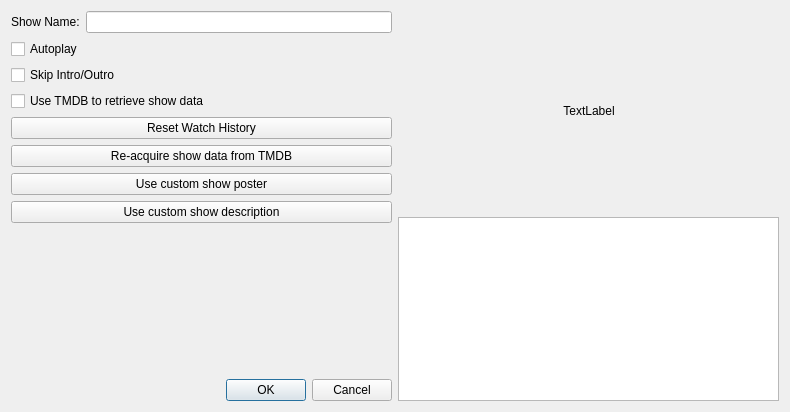
The window that Operations-Features/videoplayer/showsplayer/vp_shows_settings_dialog.ui (therealMaPMaKeR/MMDiary) describes before a commit, drawn with Qt 5.
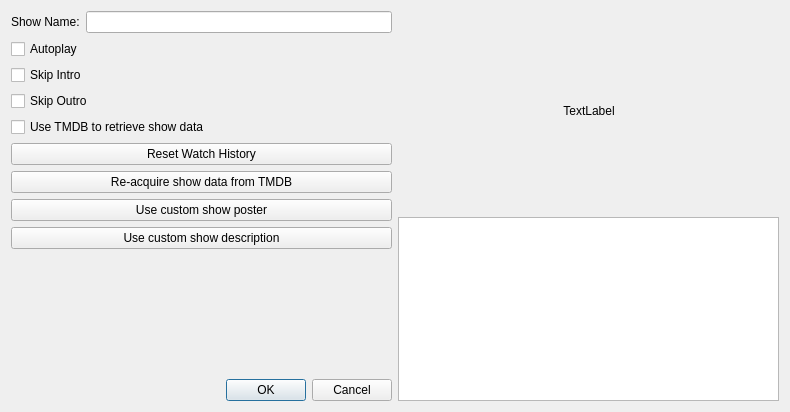
The same window after the commit.

Commit message: split the skip intro-outro in 2

```diff
--- a/Operations-Features/videoplayer/showsplayer/vp_shows_settings_dialog.ui
+++ b/Operations-Features/videoplayer/showsplayer/vp_shows_settings_dialog.ui
@@ -40,7 +40,14 @@
      <item>
       <widget class="QCheckBox" name="checkBox_SkipContent">
        <property name="text">
-        <string>Skip Intro/Outro</string>
+        <string>Skip Intro</string>
+       </property>
+      </widget>
+     </item>
+     <item>
+      <widget class="QCheckBox" name="checkBox_SkipOutro">
+       <property name="text">
+        <string>Skip Outro</string>
        </property>
       </widget>
      </item>
```
Left out of the diff: 2 changed lines with no effect on the pictures. The commit also changes 9 other files.
